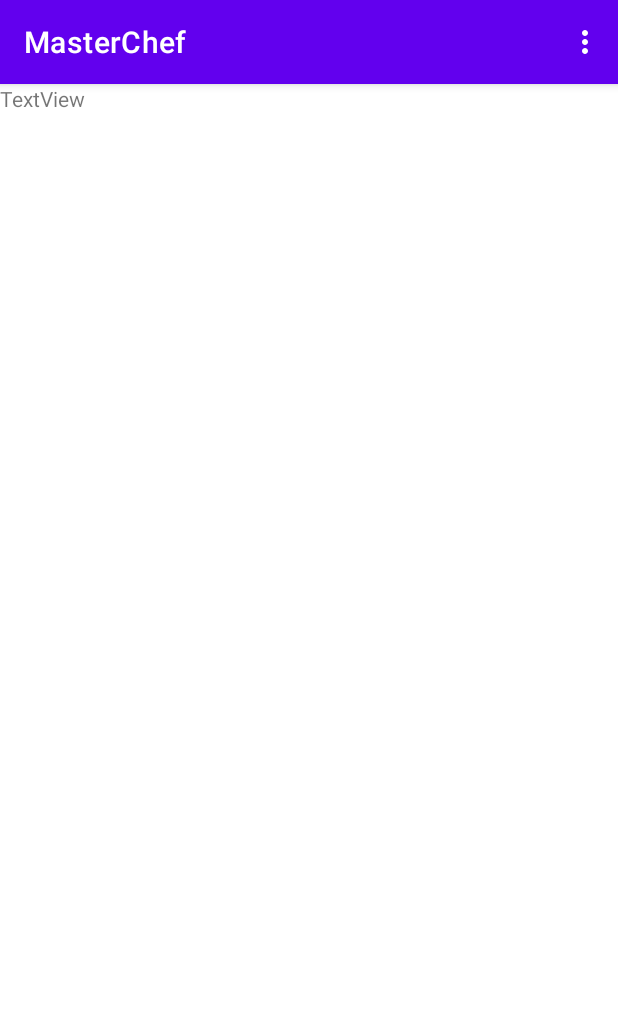
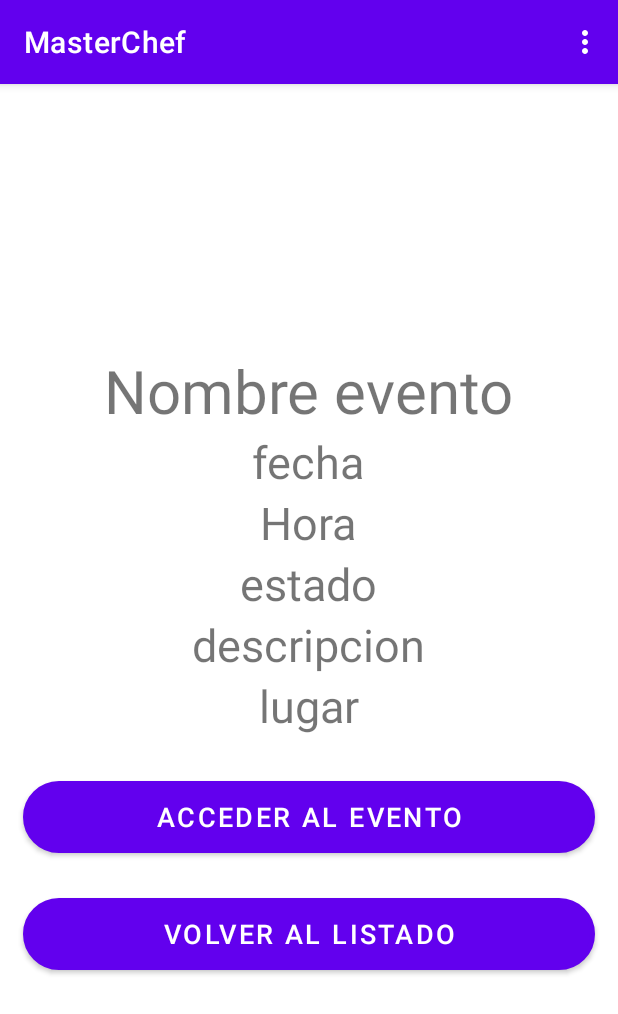
Before and after one commit to airamtaleb/MasterChef, an Android app: the DetallesEventoActivity screen opened directly, with no data from a screen before it, on a phone screen of 412 x 824 dp. Shown: the top 1014 px of the screen. Run offline under Robolectric (Android 15) with nearby library versions, the phone set to English and light mode, and no system bars; 6 statements that could not run were skipped.

Commit message:
algunos cambios menores

```diff
--- a/app/src/main/AndroidManifest.xml
+++ b/app/src/main/AndroidManifest.xml
@@ -12,7 +12,8 @@
         android:roundIcon="@mipmap/ic_launcher_round"
         android:supportsRtl="true"
         android:theme="@style/Theme.MasterChef">
-        <activity android:name=".DetallesEventoActivity"></activity>
+        <activity android:name=".VotacionActivity"/>
+        <activity android:name=".DetallesEventoActivity" />
         <activity android:name=".RegistroActivity" />
         <activity android:name=".EventosActivity" />
         <activity android:name=".DatabaseActivity" />
--- a/app/src/main/java/com/politecnico/masterchef/CustomAdapter.java
+++ b/app/src/main/java/com/politecnico/masterchef/CustomAdapter.java
@@ -58,15 +58,14 @@
             @Override
             public void onClick(View view) {
                 // display a toast with person name on item click
-                Toast.makeText(context, "prueba", Toast.LENGTH_SHORT).show();
+                //Toast.makeText(context, "prueba", Toast.LENGTH_SHORT).show();
                 Intent i = new Intent(context.getApplicationContext(), DetallesEventoActivity.class);
 
                 //seleccionamos el evento
                Evento  eventoSeleccionado = listadoEventos.get(position);
 
-                //pasar contenido por intent//implement serializable para objetos
+                //pasar contenido por intent// clase evento implement serializable para pasar objetos
                 i.putExtra("evento", (Serializable) eventoSeleccionado);
-
 
                 context.startActivity(i);
             }
--- a/app/src/main/java/com/politecnico/masterchef/DetallesEventoActivity.java
+++ b/app/src/main/java/com/politecnico/masterchef/DetallesEventoActivity.java
@@ -2,12 +2,23 @@
 
 import androidx.appcompat.app.AppCompatActivity;
 
+import android.content.Intent;
+import android.graphics.Color;
 import android.os.Bundle;
+import android.text.SpannableString;
+import android.text.SpannableStringBuilder;
+import android.text.style.ForegroundColorSpan;
+import android.view.View;
+import android.widget.Button;
 import android.widget.TextView;
 
 public class DetallesEventoActivity extends BaseAppCompatMenu {
 
-    TextView txtvNombre ;
+    TextView txtvNombre, txtvFecha ,txtvHora ,txtvEstado ,txtvDescripcion ,txtvLugar ;
+
+    Button btnVolverListado, btnAccederEvento;
+
+
 
     @Override
     protected void onCreate(Bundle savedInstanceState) {
@@ -18,8 +29,43 @@
         Evento evento = (Evento) getIntent().getSerializableExtra("evento");
 
         txtvNombre = findViewById(R.id.textViewNombre);
-        System.out.println(evento.getNombre());
-        txtvNombre.setText(evento.getNombre().toString());
+        txtvFecha = findViewById(R.id.textViewFecha);
+        txtvHora = findViewById(R.id.textViewHora);
+        txtvEstado = findViewById(R.id.textViewEstado);
+        txtvDescripcion = findViewById(R.id.textViewDescripcion);
+        txtvLugar = findViewById(R.id.textViewLugar);
+
+
+        txtvNombre.setText(evento.getNombre());
+        txtvFecha.setText(evento.getFecha());
+        txtvHora.setText(evento.getHora());
+        txtvEstado.setText(evento.getEstado());
+        txtvDescripcion.setText(evento.getDescripcion());
+        txtvLugar.setText(evento.getLugar());
+
+
+        btnVolverListado = findViewById(R.id.btnVolverListado);
+        btnVolverListado.setOnClickListener(new View.OnClickListener() {
+            @Override
+            public void onClick(View v) {
+                Intent i = new Intent(getApplicationContext(), EventosActivity.class);
+                startActivity(i);
+            }
+        });
+
+        btnAccederEvento = findViewById(R.id.btnAccederEvento);
+        btnAccederEvento.setOnClickListener(new View.OnClickListener() {
+            @Override
+            public void onClick(View v) {
+                Intent i = new Intent(getApplicationContext(), VotacionActivity.class);
+                startActivity(i);
+            }
+        });
+
+
+
+
+
 
     }
 }
--- a/app/src/main/res/layout/activity_detalles_evento.xml
+++ b/app/src/main/res/layout/activity_detalles_evento.xml
@@ -1,17 +1,87 @@
 <?xml version="1.0" encoding="utf-8"?>
-<androidx.constraintlayout.widget.ConstraintLayout xmlns:android="http://schemas.android.com/apk/res/android"
-    xmlns:app="http://schemas.android.com/apk/res-auto"
+<LinearLayout xmlns:android="http://schemas.android.com/apk/res/android"
     xmlns:tools="http://schemas.android.com/tools"
     android:id="@+id/txtvNombre"
     android:layout_width="match_parent"
     android:layout_height="match_parent"
+    android:gravity="center"
+    android:orientation="vertical"
     tools:context=".DetallesEventoActivity">
 
     <TextView
         android:id="@+id/textViewNombre"
         android:layout_width="wrap_content"
         android:layout_height="wrap_content"
-        android:text="TextView"
-        tools:layout_editor_absoluteX="178dp"
-        tools:layout_editor_absoluteY="128dp" />
-</androidx.constraintlayout.widget.ConstraintLayout>
+        android:text="Nombre evento"
+        android:textSize="40dp" />
+
+    <TextView
+        android:id="@+id/textViewFecha"
+        android:layout_width="wrap_content"
+        android:layout_height="wrap_content"
+        android:text="fecha"
+        android:textSize="30dp" />
+
+    <TextView
+        android:id="@+id/textViewHora"
+        android:layout_width="wrap_content"
+        android:layout_height="wrap_content"
+        android:text="Hora"
+        android:textSize="30dp" />
+
+    <TextView
+        android:id="@+id/textViewEstado"
+        android:layout_width="wrap_content"
+        android:layout_height="wrap_content"
+        android:text="estado"
+        android:textSize="30dp" />
+
+    <TextView
+        android:id="@+id/textViewDescripcion"
+        android:layout_width="wrap_content"
+        android:layout_height="wrap_content"
+        android:text="descripcion"
+        android:textSize="30dp" />
+
+    <TextView
+        android:id="@+id/textViewLugar"
+        android:layout_width="wrap_content"
+        android:layout_height="wrap_content"
+        android:text="lugar"
+        android:textSize="30dp" />
+
+    <Button
+        android:id="@+id/btnAccederEvento"
+        android:layout_width="match_parent"
+        android:layout_height="wrap_content"
+        android:layout_marginLeft="15dp"
+        android:layout_marginTop="30dp"
+        android:layout_marginRight="15dp"
+        android:background="@drawable/bordes_redondos"
+        android:text="Acceder al evento"
+        android:textColor="#FFF"
+        android:textSize="18sp"
+        />
+
+    <Button
+        android:id="@+id/btnVolverListado"
+        android:layout_width="match_parent"
+        android:layout_height="wrap_content"
+        android:layout_marginLeft="15dp"
+        android:layout_marginTop="30dp"
+        android:layout_marginRight="15dp"
+        android:background="@drawable/bordes_redondos"
+        android:text="Volver al listado"
+        android:textColor="#FFF"
+        android:textSize="18sp"
+        />
+
+
+
+
+
+
+
+
+
+</LinearLayout>
```
Also changed, not shown: app/src/main/java/com/politecnico/masterchef/LoginActivity.java (+29 -0 lines), app/src/main/java/com/politecnico/masterchef/VotacionActivity.java (added, +14 -0 lines), app/src/main/res/layout/activity_login.xml (+11 -2 lines), app/src/main/res/layout/activity_votacion.xml (added, +41 -0 lines).
